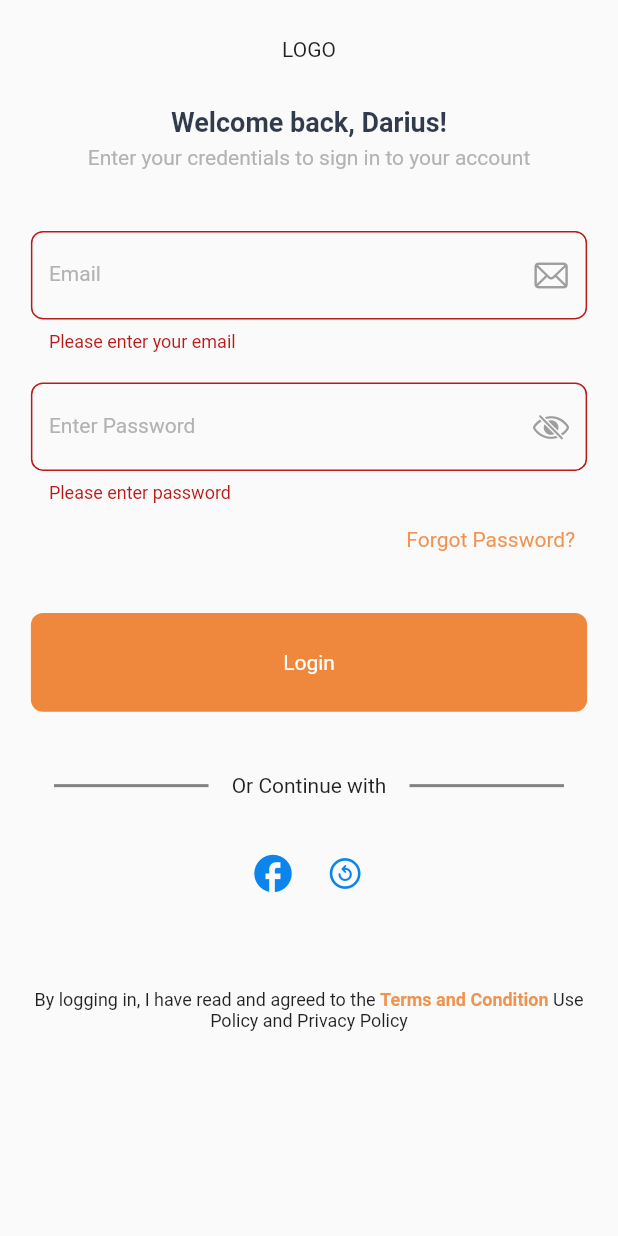
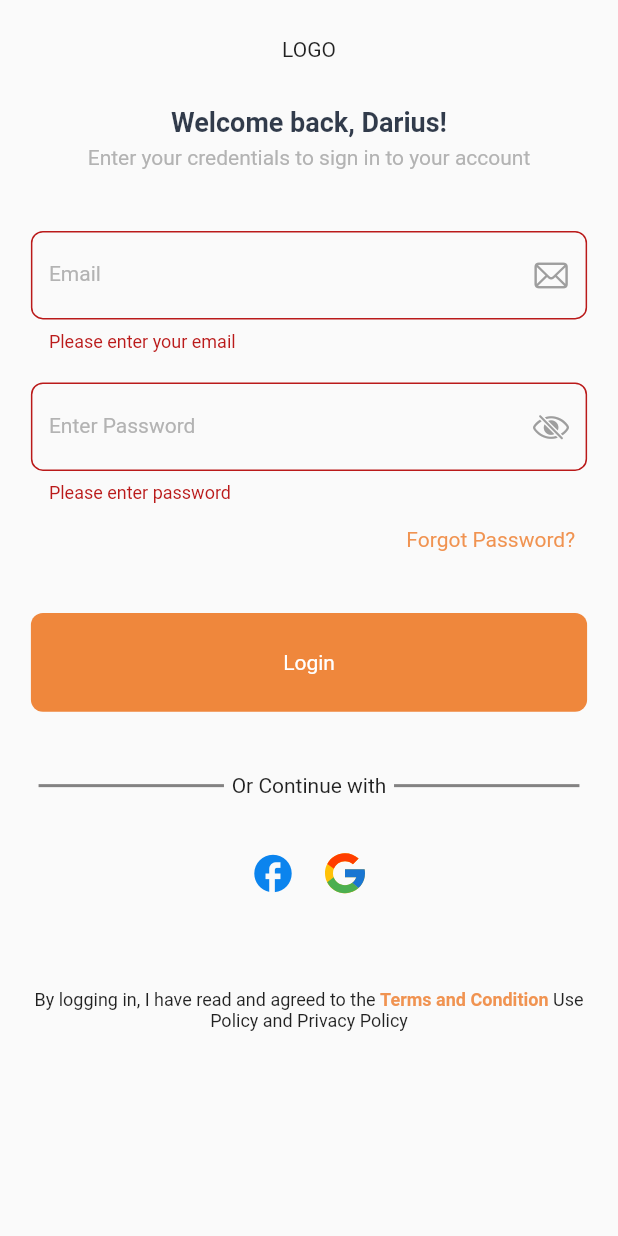
Before and after one commit to Darius253/E-books, a Flutter app: the screen it shows after launch, after a tap on "Login", on a phone screen of 412 x 824 dp. Run offline on Flutter 3.47's test engine with Material 2 defaults, Android fonts, the phone set to English and light mode, and no system bars; our stand-ins replace flutter_svg, get, intl_phone_number_input, pin_code_fields; missing offline and left inert: flutter_password_strength; project files that could hold a hidden picture were left out.

Commit message:
🔨🆕 Made changes

```diff
--- a/lib/onboarding/sign_in.dart
+++ b/lib/onboarding/sign_in.dart
@@ -1,5 +1,6 @@
 import 'package:flutter/cupertino.dart';
 import 'package:flutter/material.dart';
+import 'package:reader_app/screens/new_user/genre.dart';
 import 'package:reader_app/shared/exports.dart';
 
 class SignIn extends StatefulWidget {
@@ -164,6 +165,7 @@ class _SignInState extends State<SignIn> {
                   if (_formKey.currentState!.validate()) {
                     print(email);
                     print(password);
+                    Get.offAll(() => const SlectGenre());
                   }
                 }),
             SizedBox(
@@ -173,7 +175,7 @@ class _SignInState extends State<SignIn> {
               mainAxisAlignment: MainAxisAlignment.spaceEvenly,
               children: [
                 Container(
-                  width: MediaQuery.of(context).size.width * 0.25,
+                  width: MediaQuery.of(context).size.width * 0.3,
                   height: 2,
                   color: const Color.fromARGB(255, 131, 130, 130),
                 ),
@@ -184,7 +186,7 @@ class _SignInState extends State<SignIn> {
                   ),
                 ),
                 Container(
-                  width: MediaQuery.of(context).size.width * 0.25,
+                  width: MediaQuery.of(context).size.width * 0.3,
                   height: 2,
                   color: const Color.fromARGB(255, 131, 130, 130),
                 ),
@@ -205,10 +207,7 @@ class _SignInState extends State<SignIn> {
                     )),
                 IconButton(
                     onPressed: () {},
-                    icon: const Icon(
-                      CupertinoIcons.arrow_counterclockwise_circle,
-                      color: Color.fromARGB(255, 11, 132, 238),
-                    )),
+                    icon: SvgPicture.asset('assets/images/icons8-google.svg')),
               ],
             ),
             SizedBox(
```
